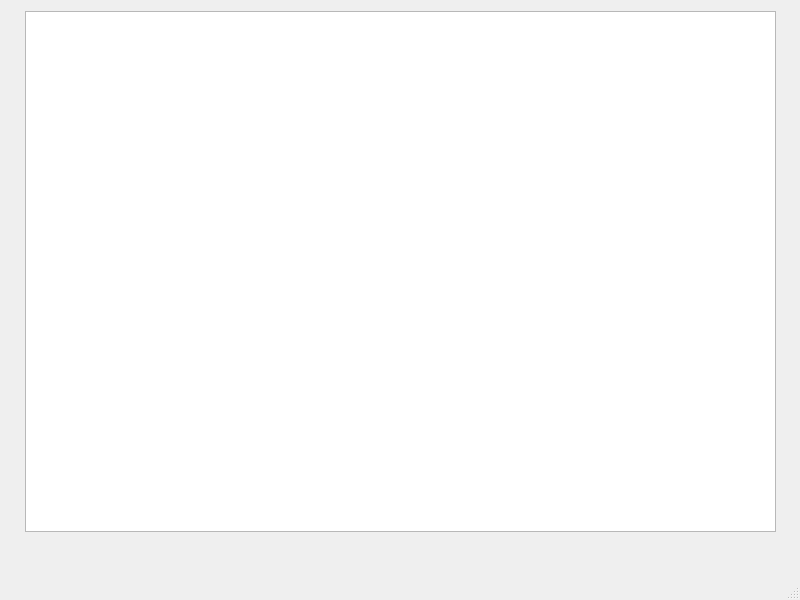
Old version of the form mainwindow.ui in the repository l1can13/oracle_db_cpp.
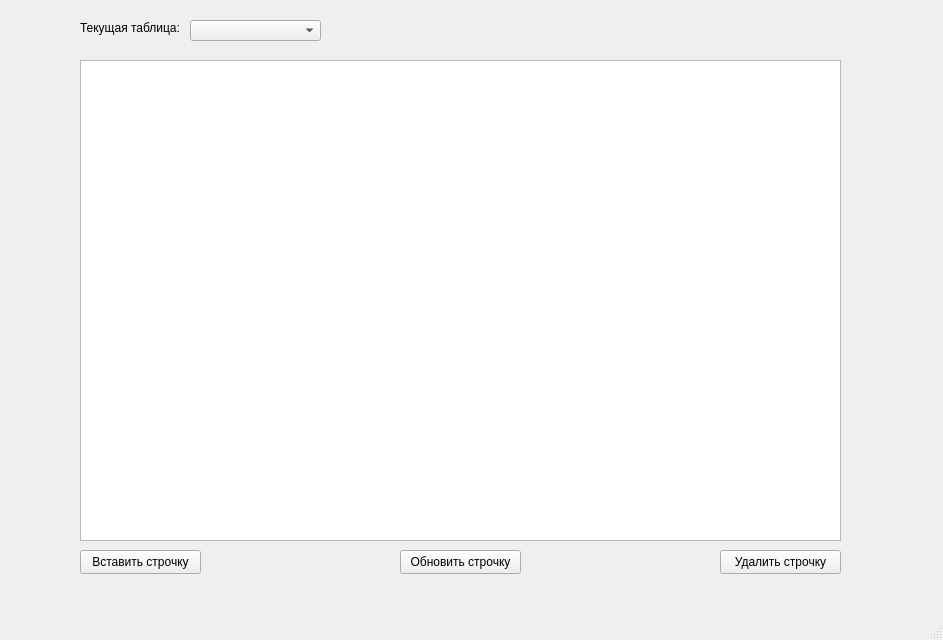
New version of the form.

Patch:
```diff
--- a/mainwindow.ui
+++ b/mainwindow.ui
@@ -6,8 +6,8 @@
    <rect>
     <x>0</x>
     <y>0</y>
-    <width>800</width>
-    <height>600</height>
+    <width>943</width>
+    <height>640</height>
    </rect>
   </property>
   <property name="windowTitle">
@@ -17,10 +17,72 @@
    <widget class="QTableView" name="tableView">
     <property name="geometry">
      <rect>
-      <x>25</x>
-      <y>11</y>
-      <width>751</width>
-      <height>521</height>
+      <x>80</x>
+      <y>60</y>
+      <width>761</width>
+      <height>481</height>
+     </rect>
+    </property>
+   </widget>
+   <widget class="QPushButton" name="insert_button">
+    <property name="geometry">
+     <rect>
+      <x>80</x>
+      <y>550</y>
+      <width>121</width>
+      <height>24</height>
+     </rect>
+    </property>
+    <property name="text">
+     <string>Вставить строчку</string>
+    </property>
+   </widget>
+   <widget class="QPushButton" name="update_button">
+    <property name="geometry">
+     <rect>
+      <x>400</x>
+      <y>550</y>
+      <width>121</width>
+      <height>24</height>
+     </rect>
+    </property>
+    <property name="text">
+     <string>Обновить строчку</string>
+    </property>
+   </widget>
+   <widget class="QPushButton" name="delete_button">
+    <property name="geometry">
+     <rect>
+      <x>720</x>
+      <y>550</y>
+      <width>121</width>
+      <height>24</height>
+     </rect>
+    </property>
+    <property name="text">
+     <string>Удалить строчку</string>
+    </property>
+   </widget>
+   <widget class="QLabel" name="current_table_label">
+    <property name="geometry">
+     <rect>
+      <x>80</x>
+      <y>20</y>
+      <width>101</width>
+      <height>16</height>
+     </rect>
+    </property>
+    <property name="text">
+     <string>Текущая таблица:</string>
+    </property>
+   </widget>
+   <widget class="QComboBox" name="combo_box">
+    <property name="geometry">
+     <rect>
+      <x>190</x>
+      <y>20</y>
+      <width>131</width>
+      <height>21</height>
      </rect>
     </property>
    </widget>
```
Left out of the diff: 4 changed lines with no effect on the pictures.
